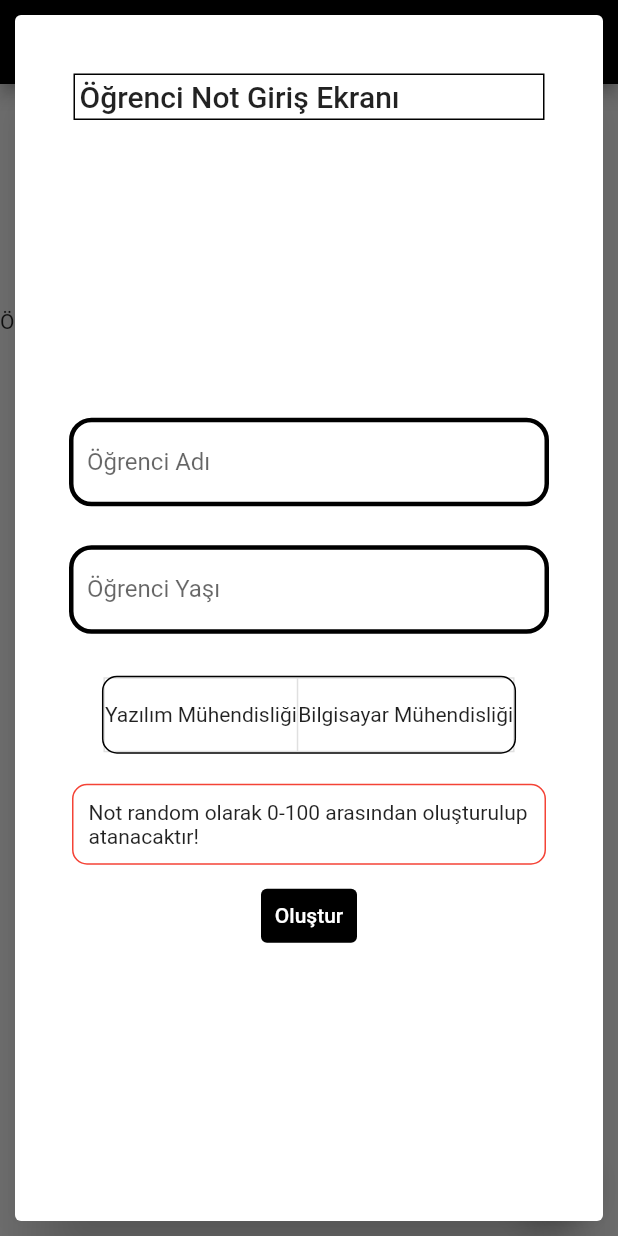
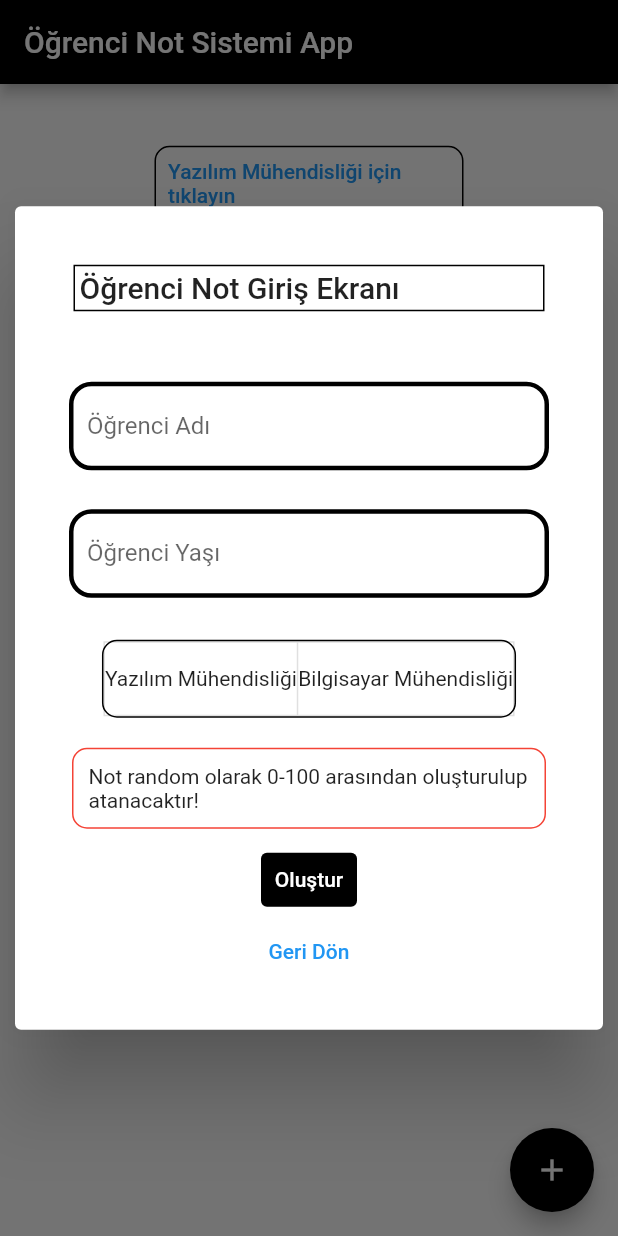
Before and after one commit to Yusufihsangorgel/appcent_test, a Flutter app: the screen it shows after launch, after a tap on the "add" icon, on a phone screen of 412 x 824 dp. Run offline on Flutter 3.47's test engine with Material 2 defaults, Android fonts, the phone set to English and light mode, and no system bars; our stand-ins replace get.

```diff
--- a/lib/views/main_view.dart
+++ b/lib/views/main_view.dart
@@ -1,6 +1,10 @@
 import 'dart:async';
 
 import 'package:appcent_test/controllers/ogrenci_controller.dart';
+import 'package:appcent_test/views/bilgisayar_muh_view.dart';
+import 'package:appcent_test/views/genel_muh_view.dart';
+import 'package:appcent_test/views/harfnot_siralamali.dart';
+import 'package:appcent_test/views/yazilim_muh_view.dart';
 import 'package:appcent_test/widgets/ogrenci_dialog.dart';
 import 'package:flutter/material.dart';
 import 'package:get/get.dart';
@@ -20,22 +24,57 @@ class MainView extends StatelessWidget {
         backgroundColor: Colors.black,
         title: const Text('Öğrenci Not Sistemi App'),
       ),
-      body: Column(
-
+      body: SingleChildScrollView(
+        child: Column(
+          mainAxisAlignment: MainAxisAlignment.center,
           children: [
-          BuildContainerWithText(text: "Yazılım Mühendisliği için tıklayın",onPressed: (){},),
-          BuildContainerWithText(text: "Yazılım Mühendisliği için tıklayın",onPressed: (){},),
-          BuildContainerWithText(text: "Yazılım Mühendisliği için tıklayın",onPressed: (){},),
-           Positioned(
-            top: 100,
-height: 100,
-
+            SizedBox(
+              height: Get.height * 0.05,
+            ),
+            BuildContainerWithText(
+              text: "Yazılım Mühendisliği için tıklayın",
+              onPressed: () {
+                Get.to(const YazilimMuh());
+              },
+            ),
+            SizedBox(
+              height: Get.height * 0.05,
+            ),
+            BuildContainerWithText(
+              text: "Bilgisayar Mühendisliği için tıklayın",
+              onPressed: () {
+                Get.to(const BilgisayarMuh());
+              },
+            ),
+            SizedBox(
+              height: Get.height * 0.05,
+            ),
+            BuildContainerWithText(
+              text: "Harf Notlu Sıralaması için tıklayın",
+              onPressed: () {
+                Get.to(const HarfNotSiralama());
+              },
+            ),
+            SizedBox(
+              height: Get.height * 0.05,
+            ),
+            BuildContainerWithText(
+              text: "Tüm Mühendislik Sıralamaları için tıklayın",
+              onPressed: () {
+                Get.to(const GenelMuh());
+              },
+            ),
+            SizedBox(
+              height: Get.height * 0.2,
+            ),
+            Align(
+              alignment: Alignment.center,
               child: Container(
-              child:
-                  Text("Öğrenci Eklemek için aşağıdaki butonu kullanınız"),
+                child: Text("Öğrenci Eklemek için aşağıdaki butonu kullanınız"),
               ),
             ),
           ],
+        ),
       ),
       floatingActionButton: OgrenciDialog(
         ogrTextEditingController: ogrTextEditingController,
@@ -48,31 +87,20 @@ height: 100,
                 int.parse(yasTextEditingController.text),
                 ogrenciController.uretilenNot.value
                     .toString()); //Öğrenci oluşturulup not atandı
-          } else {
+          } else if (ogrenciController.isSelected[1] == true) {
             ogrenciController.bilgisayarOgrEkle(
                 ogrTextEditingController.text,
                 int.parse(yasTextEditingController.text),
                 ogrenciController.uretilenNot.value
                     .toString()); //Öğrenci oluşturulup not atandı
           }
+          else {
+            //error
 
-          ogrenciController
-              .notlariHesapla(); //Notlar harflendirme kriterlerine göre listelerine atandı
+            Get.snackbar("Uyarı", "Lütfen bölüm seçiniz");
+          }
 
-          ogrenciController.sirala(); //Notlara göre öğrenciler sıralandı
 
-          ogrenciController
-              .ortalamaHesapla(); //Bölümlerin not ortalamaları hesaplandı
-
-          ogrenciController
-              .maxOgrenciChange(); // En yüksek not alanların notları rakam yerine harfe atandı
-
-          ogrenciController
-              .minOgrenciChange(); // En düşük not alanların notları rakam yerine harfe atandı
-          Get.snackbar("Başarılı", "Öğrenci Oluşturuldu ve Not Ataması Yapıldı",
-              colorText: Colors.white, backgroundColor: Colors.black);
-          Timer.periodic(const Duration(seconds: 1),
-              (Timer t) => Get.to(const MainView()));
         },
       ),
     );
@@ -83,7 +111,9 @@ class BuildContainerWithText extends StatelessWidget {
   final void Function() onPressed;
   final String text;
   const BuildContainerWithText({
-    Key? key, required this.text, required this.onPressed,
+    Key? key,
+    required this.text,
+    required this.onPressed,
   }) : super(key: key);
 
   @override
--- a/lib/widgets/ogrenci_dialog.dart
+++ b/lib/widgets/ogrenci_dialog.dart
@@ -1,16 +1,14 @@
 import 'package:appcent_test/controllers/ogrenci_controller.dart';
 import 'package:appcent_test/widgets/ogrenci_form.dart';
-import 'package:flutter/cupertino.dart';
 import 'package:flutter/material.dart';
 import 'package:flutter/services.dart';
 import 'package:get/get.dart';
-import 'dart:io' show Platform;
 
 class OgrenciDialog extends StatelessWidget {
   final void Function() onPressed;
   final TextEditingController ogrTextEditingController;
   final TextEditingController yasTextEditingController;
-  OgrenciDialog({
+  const OgrenciDialog({
     Key? key,
     required this.ogrTextEditingController,
     required this.yasTextEditingController,
@@ -32,6 +30,7 @@ class OgrenciDialog extends StatelessWidget {
               content: Card(
                 elevation: 0,
                 color: Colors.transparent,
+                child: SingleChildScrollView(
                   child: Column(
                     mainAxisAlignment: MainAxisAlignment.center,
                     children: [
@@ -63,7 +62,31 @@ class OgrenciDialog extends StatelessWidget {
                       ),
                       buildUyariMessage(),
                       buildTextButton(),
+                      TextButton(
+                          onPressed: () {
+
+
+                            ogrenciController
+                                .ortalamaHesapla(); //Bölümlerin not ortalamaları hesaplandı
+                            ogrenciController.yazilimNotlariHesapla();
+                            ogrenciController
+                                .bilgisayarNotlariHesapla(); //Notlar harflendirme kriterlerine göre listelerine atandı
+
+                                 ogrenciController
+                                .sirala(); //Notlara göre öğrenciler sıralandı
+
+                            ogrenciController
+                                .maxOgrenciChange(); // En yüksek not alanların notları rakam yerine harfe atandı
+
+                            ogrenciController
+                                .minOgrenciChange(); // En düşük not alanların notları rakam yerine harfe atandı
+                              //                 Get.snackbar("Başarılı", "Öğrenci Oluşturuldu ve Not Ataması Yapıldı",
+                              // colorText: Colors.white, backgroundColor: Colors.black);
+                            Get.back();
+                          },
+                          child: const Text("Geri Dön"))
                     ],
+                  ),
                 ),
               ),
             );
```
Also changed, not shown: lib/controllers/ogrenci_controller.dart (+29 -19 lines), lib/views/bilgisayar_muh_view.dart (added, +38 -0 lines), lib/views/genel_muh_view.dart (added, +44 -0 lines), lib/views/harfnot_siralamali.dart (added, +87 -0 lines), lib/views/yazilim_muh_view.dart (added, +38 -0 lines), lib/widgets/ogrenci_siralayici.dart (+46 -0 lines). Lines whose indentation alone changed are shown as unchanged.
